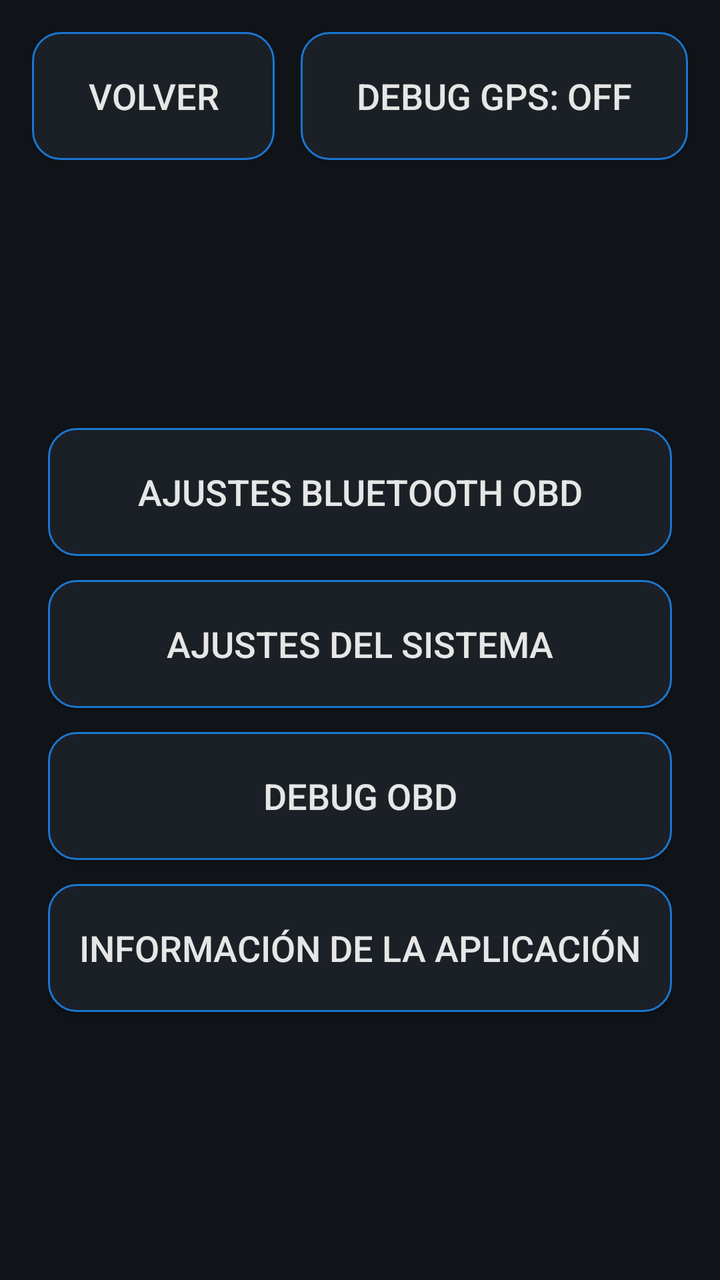
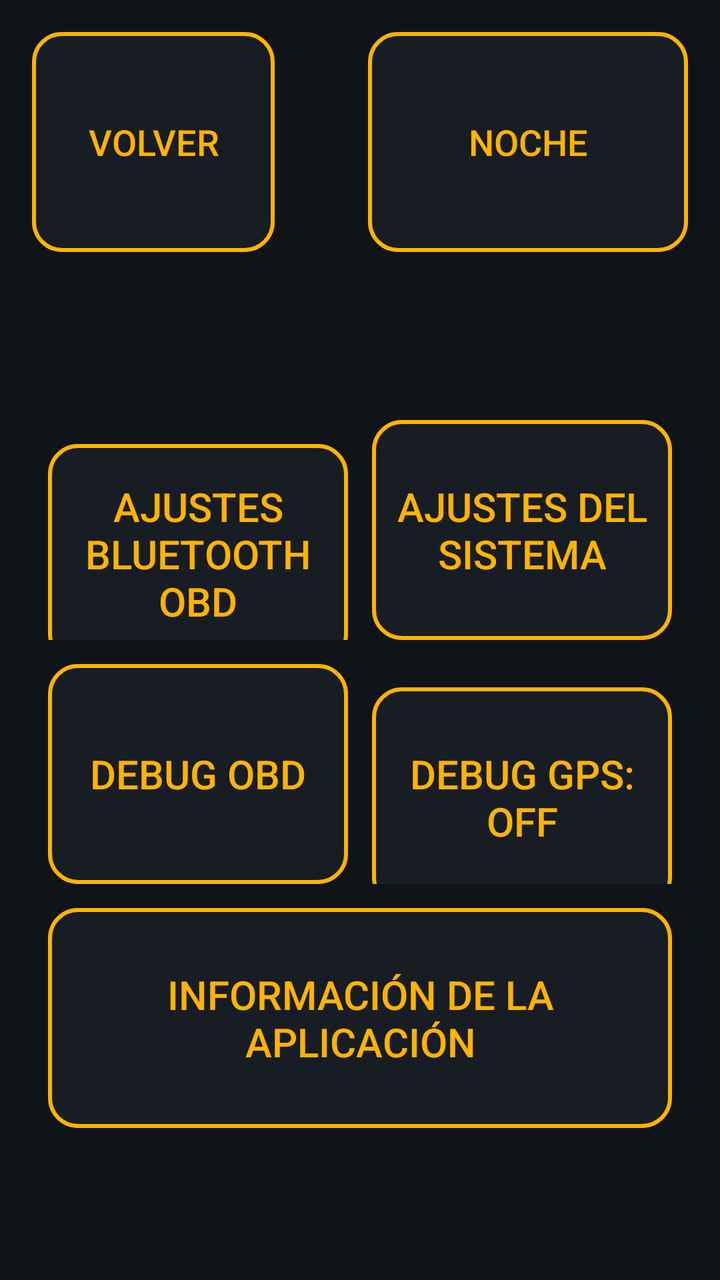

An Android layout rendered at two revisions. The XML below is the earlier revision; the diff shows what the commit changed to produce the second picture.
<!-- AndroidManifest.xml: application theme Theme.ObdMap -->
<!-- res/layout/activity_settings.xml -->
<?xml version="1.0" encoding="utf-8"?>
<FrameLayout xmlns:android="http://schemas.android.com/apk/res/android"
    android:layout_width="match_parent"
    android:layout_height="match_parent"
    android:background="@color/background_dark">

    <ScrollView
        android:layout_width="match_parent"
        android:layout_height="match_parent"
        android:fillViewport="true">

        <LinearLayout
            android:layout_width="match_parent"
            android:layout_height="wrap_content"
            android:gravity="center_vertical"
            android:orientation="vertical"
            android:paddingStart="24dp"
            android:paddingEnd="24dp"
            android:paddingTop="96dp"
            android:paddingBottom="16dp">

            <Button
                android:id="@+id/btnBluetooth"
                android:layout_width="match_parent"
                android:layout_height="wrap_content"
                android:layout_marginBottom="12dp"
                android:background="@drawable/btn_surface"
                android:minHeight="64dp"
                android:text="@string/settings_open_bluetooth"
                android:textColor="@color/text_primary"
                android:textSize="18sp" />

            <Button
                android:id="@+id/btnSystemSettings"
                android:layout_width="match_parent"
                android:layout_height="wrap_content"
                android:layout_marginBottom="12dp"
                android:background="@drawable/btn_surface"
                android:minHeight="64dp"
                android:text="@string/settings_open_system"
                android:textColor="@color/text_primary"
                android:textSize="18sp" />

            <Button
                android:id="@+id/btnObdDebug"
                android:layout_width="match_parent"
                android:layout_height="wrap_content"
                android:layout_marginBottom="12dp"
                android:background="@drawable/btn_surface"
                android:minHeight="64dp"
                android:text="@string/settings_open_obd_debug"
                android:textColor="@color/text_primary"
                android:textSize="18sp" />

            <Button
                android:id="@+id/btnInfo"
                android:layout_width="match_parent"
                android:layout_height="wrap_content"
                android:background="@drawable/btn_surface"
                android:minHeight="64dp"
                android:text="@string/settings_open_info"
                android:textColor="@color/text_primary"
                android:textSize="18sp" />

        </LinearLayout>
    </ScrollView>

    <Button
        android:id="@+id/btnBack"
        android:layout_width="wrap_content"
        android:layout_height="wrap_content"
        android:layout_gravity="top|start"
        android:layout_margin="16dp"
        android:background="@drawable/btn_surface"
        android:minHeight="64dp"
        android:paddingStart="28dp"
        android:paddingEnd="28dp"
        android:text="@string/back_button"
        android:textColor="@color/text_primary"
        android:textSize="18sp" />

    
    <Button
        android:id="@+id/btnToggleDebugOverlay"
        android:layout_width="wrap_content"
        android:layout_height="wrap_content"
        android:layout_gravity="top|end"
        android:layout_margin="16dp"
        android:background="@drawable/btn_surface"
        android:minHeight="64dp"
        android:paddingStart="28dp"
        android:paddingEnd="28dp"
        android:text="@string/settings_debug_overlay_off"
        android:textColor="@color/text_primary"
        android:textSize="18sp" />

</FrameLayout>
<!-- resources referenced by this layout -->
<resources>
  <color name="background_dark">#FF101418</color>
  <color name="text_primary">#FFE6E6E6</color>
  <!-- drawable btn_surface (drawable) -->
  <?xml version="1.0" encoding="utf-8"?>
  <ripple xmlns:android="http://schemas.android.com/apk/res/android"
      android:color="@color/primary">
      <item>
          <shape android:shape="rectangle">
              <solid android:color="@color/surface_dark" />
              <corners android:radius="14dp" />
              <stroke android:width="1dp" android:color="@color/primary_dark" />
          </shape>
      </item>
  </ripple>
  <string name="back_button">Volver</string>
  <string name="settings_debug_overlay_off">Debug GPS: OFF</string>
  <string name="settings_open_bluetooth">Ajustes Bluetooth OBD</string>
  <string name="settings_open_info">Información de la aplicación</string>
  <string name="settings_open_obd_debug">Debug OBD</string>
  <string name="settings_open_system">Ajustes del sistema</string>
  <style name="Theme.ObdMap" parent="Theme.AppCompat.NoActionBar">
          <item name="colorPrimary">@color/primary</item>
          <item name="colorPrimaryDark">@color/primary_dark</item>
          <item name="colorAccent">@color/accent</item>
          <item name="android:windowBackground">@color/background_dark</item>
          <item name="android:textColorPrimary">@color/text_primary</item>
          <item name="android:textColorSecondary">@color/text_secondary</item>
          <item name="android:windowFullscreen">true</item>
      </style>
  <color name="primary">#FF2196F3</color>
  <color name="surface_dark">#FF1B2026</color>
  <color name="primary_dark">#FF1976D2</color>
  <color name="accent">#FFFFB300</color>
  <color name="text_secondary">#FFB0B0B0</color>
</resources>

<!-- the commit's change to res/layout/activity_settings.xml (unified diff, before → after) -->
@@ -1,5 +1,6 @@
 <?xml version="1.0" encoding="utf-8"?>
 <FrameLayout xmlns:android="http://schemas.android.com/apk/res/android"
+    android:id="@+id/settingsRoot"
     android:layout_width="match_parent"
     android:layout_height="match_parent"
     android:background="@color/background_dark">
@@ -16,51 +17,84 @@
             android:orientation="vertical"
             android:paddingStart="24dp"
             android:paddingEnd="24dp"
-            android:paddingTop="96dp"
+            android:paddingTop="150dp"
             android:paddingBottom="16dp">
 
-            <Button
-                android:id="@+id/btnBluetooth"
+            
+            <LinearLayout
                 android:layout_width="match_parent"
                 android:layout_height="wrap_content"
                 android:layout_marginBottom="12dp"
-                android:background="@drawable/btn_surface"
-                android:minHeight="64dp"
-                android:text="@string/settings_open_bluetooth"
-                android:textColor="@color/text_primary"
-                android:textSize="18sp" />
+                android:orientation="horizontal">
 
-            <Button
-                android:id="@+id/btnSystemSettings"
+                <Button
+                    android:id="@+id/btnBluetooth"
+                    android:layout_width="0dp"
+                    android:layout_height="wrap_content"
+                    android:layout_marginEnd="12dp"
+                    android:layout_weight="1"
+                    android:background="@drawable/btn_hud_night"
+                    android:minHeight="110dp"
+                    android:text="@string/settings_open_bluetooth"
+                    android:textColor="@color/accent"
+                    android:textSize="20sp" />
+
+                <Button
+                    android:id="@+id/btnSystemSettings"
+                    android:layout_width="0dp"
+                    android:layout_height="wrap_content"
+                    android:layout_weight="1"
+                    android:background="@drawable/btn_hud_night"
+                    android:minHeight="110dp"
+                    android:text="@string/settings_open_system"
+                    android:textColor="@color/accent"
+                    android:textSize="20sp" />
+
+            </LinearLayout>
+
+            
+            <LinearLayout
                 android:layout_width="match_parent"
                 android:layout_height="wrap_content"
                 android:layout_marginBottom="12dp"
-                android:background="@drawable/btn_surface"
-                android:minHeight="64dp"
-                android:text="@string/settings_open_system"
-                android:textColor="@color/text_primary"
-                android:textSize="18sp" />
+                android:orientation="horizontal">
 
-            <Button
-                android:id="@+id/btnObdDebug"
-                android:layout_width="match_parent"
-                android:layout_height="wrap_content"
-                android:layout_marginBottom="12dp"
-                android:background="@drawable/btn_surface"
-                android:minHeight="64dp"
-                android:text="@string/settings_open_obd_debug"
-                android:textColor="@color/text_primary"
-                android:textSize="18sp" />
+                <Button
+                    android:id="@+id/btnObdDebug"
+                    android:layout_width="0dp"
+                    android:layout_height="wrap_content"
+                    android:layout_marginEnd="12dp"
+                    android:layout_weight="1"
+                    android:background="@drawable/btn_hud_night"
+                    android:minHeight="110dp"
+                    android:text="@string/settings_open_obd_debug"
+                    android:textColor="@color/accent"
+                    android:textSize="20sp" />
 
+                
+                <Button
+                    android:id="@+id/btnToggleDebugOverlay"
+                    android:layout_width="0dp"
+                    android:layout_height="wrap_content"
+                    android:layout_weight="1"
+                    android:background="@drawable/btn_hud_night"
+                    android:minHeight="110dp"
+                    android:text="@string/settings_debug_overlay_off"
+                    android:textColor="@color/accent"
+                    android:textSize="20sp" />
+
+            </LinearLayout>
+
+            
             <Button
                 android:id="@+id/btnInfo"
                 android:layout_width="match_parent"
                 android:layout_height="wrap_content"
-                android:background="@drawable/btn_surface"
-                android:minHeight="64dp"
+                android:background="@drawable/btn_hud_night"
+                android:minHeight="110dp"
                 android:text="@string/settings_open_info"
-                android:textColor="@color/text_primary"
-                android:textSize="18sp" />
+                android:textColor="@color/accent"
+                android:textSize="20sp" />
 
         </LinearLayout>
     </ScrollView>
@@ -71,27 +105,28 @@
         android:layout_height="wrap_content"
         android:layout_gravity="top|start"
         android:layout_margin="16dp"
-        android:background="@drawable/btn_surface"
-        android:minHeight="64dp"
+        android:background="@drawable/btn_hud_night"
+        android:minHeight="110dp"
         android:paddingStart="28dp"
         android:paddingEnd="28dp"
         android:text="@string/back_button"
-        android:textColor="@color/text_primary"
+        android:textColor="@color/accent"
         android:textSize="18sp" />
 
     
     <Button
-        android:id="@+id/btnToggleDebugOverlay"
+        android:id="@+id/btnDayNight"
         android:layout_width="wrap_content"
         android:layout_height="wrap_content"
         android:layout_gravity="top|end"
         android:layout_margin="16dp"
-        android:background="@drawable/btn_surface"
-        android:minHeight="64dp"
+        android:background="@drawable/btn_hud_night"
+        android:minHeight="110dp"
+        android:minWidth="160dp"
         android:paddingStart="28dp"
         android:paddingEnd="28dp"
-        android:text="@string/settings_debug_overlay_off"
-        android:textColor="@color/text_primary"
+        android:text="@string/toggle_night_mode"
+        android:textColor="@color/accent"
         android:textSize="18sp" />
 
 </FrameLayout>
<!-- resource entries referenced after the edit -->
@@ -1,25 +1,28 @@
 <!-- resources referenced by this layout -->
 <resources>
   <color name="background_dark">#FF101418</color>
-  <color name="text_primary">#FFE6E6E6</color>
-  <!-- drawable btn_surface (drawable) -->
+  <!-- drawable btn_hud_night (drawable) -->
   <?xml version="1.0" encoding="utf-8"?>
   <ripple xmlns:android="http://schemas.android.com/apk/res/android"
-      android:color="@color/primary">
+      android:color="@color/accent">
       <item>
           <shape android:shape="rectangle">
-              <solid android:color="@color/surface_dark" />
+              <solid android:color="#CC1B2026" />
+              <stroke
+                  android:width="2dp"
+                  android:color="@color/accent" />
               <corners android:radius="14dp" />
-              <stroke android:width="1dp" android:color="@color/primary_dark" />
           </shape>
       </item>
   </ripple>
+  <color name="text_primary">#FFE6E6E6</color>
   <string name="back_button">Volver</string>
   <string name="settings_debug_overlay_off">Debug GPS: OFF</string>
   <string name="settings_open_bluetooth">Ajustes Bluetooth OBD</string>
   <string name="settings_open_info">Información de la aplicación</string>
   <string name="settings_open_obd_debug">Debug OBD</string>
   <string name="settings_open_system">Ajustes del sistema</string>
+  <string name="toggle_night_mode">Noche</string>
   <style name="Theme.ObdMap" parent="Theme.AppCompat.NoActionBar">
           <item name="colorPrimary">@color/primary</item>
           <item name="colorPrimaryDark">@color/primary_dark</item>
@@ -30,7 +33,6 @@
           <item name="android:windowFullscreen">true</item>
       </style>
   <color name="primary">#FF2196F3</color>
-  <color name="surface_dark">#FF1B2026</color>
   <color name="primary_dark">#FF1976D2</color>
   <color name="accent">#FFFFB300</color>
   <color name="text_secondary">#FFB0B0B0</color>
